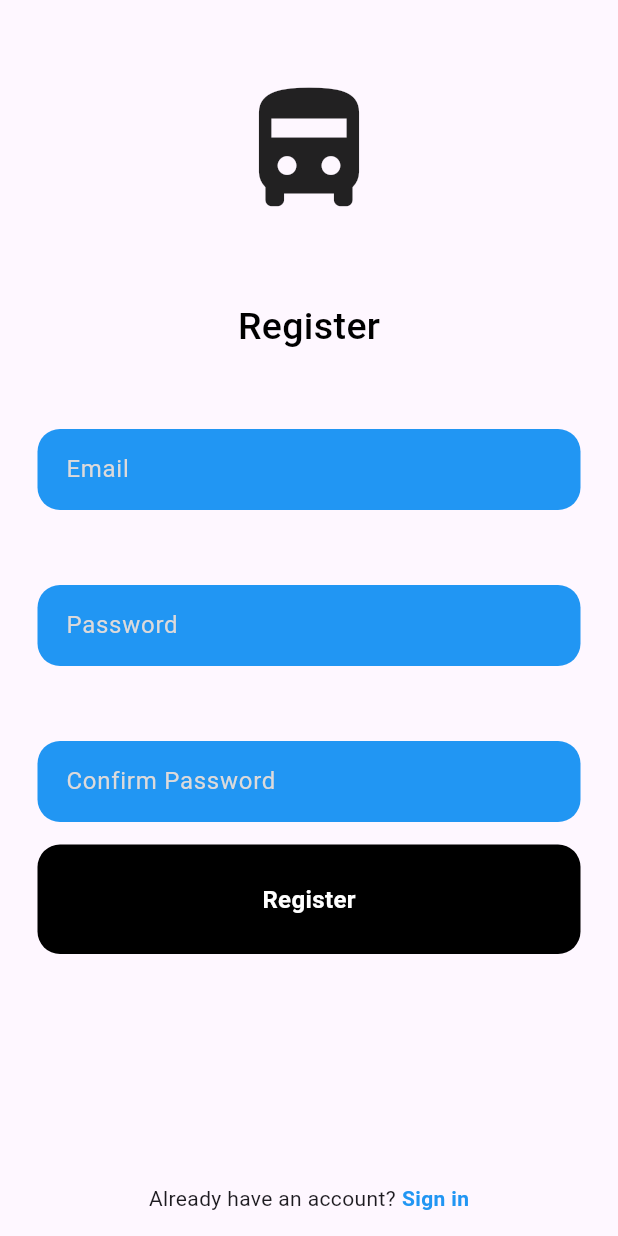
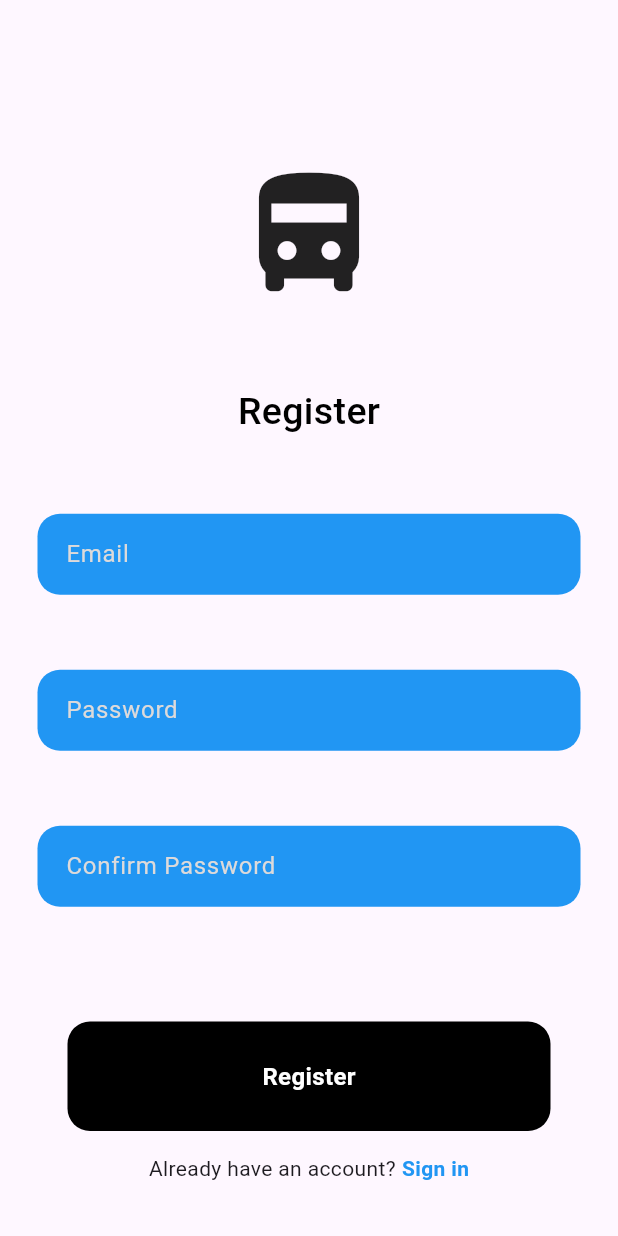
Before and after one commit to HXong/Bussin-Buses, a Flutter app: the screen it shows after launch, after a tap on "Register now", on a phone screen of 412 x 824 dp. Run offline on Flutter 3.47's test engine with Material 3 defaults, Android fonts, the phone set to English and light mode, and no system bars; our stand-ins replace supabase_flutter; accounts and stored records are empty; network calls fail.

Commit message:
Fix bottom overflow issue

```diff
--- a/frontend/lib/pages/login_page.dart
+++ b/frontend/lib/pages/login_page.dart
@@ -38,7 +38,7 @@ class _LoginPageState extends State<LoginPage> {
   Widget build(BuildContext context) {
     return Scaffold(
       body: SafeArea(
-        child: Center(
+        child: SingleChildScrollView(
           child: Column(
             mainAxisAlignment: MainAxisAlignment.center,
             mainAxisSize: MainAxisSize.min,
@@ -99,8 +99,17 @@ class _LoginPageState extends State<LoginPage> {
                 ),
               ),
 
-              const Spacer(),
+              // const Spacer(),
 
+            ],
+          ),
+        ),
+      ),
+      bottomNavigationBar: Padding(
+        padding: const EdgeInsets.all(20.0),
+        child: Column(
+          mainAxisSize: MainAxisSize.min,
+          children: [
               // sign in button
               ButtonComponent(
                 buttonText: "Login",
@@ -132,12 +141,8 @@ class _LoginPageState extends State<LoginPage> {
                   ],
                 ),
               ),
-
-
-            ],
-          ),
+          ],),
         ),
-      ),
     );
   }
 }
--- a/frontend/lib/pages/register_page.dart
+++ b/frontend/lib/pages/register_page.dart
@@ -11,7 +11,6 @@ class RegisterPage extends StatefulWidget {
 }
 
 class _RegisterPageState extends State<RegisterPage> {
-
   final authService = AuthService();
 
   final emailController = TextEditingController();
@@ -25,17 +24,27 @@ class _RegisterPageState extends State<RegisterPage> {
 
     // Checking for same password
     if (password != confirmPassword) {
-      ScaffoldMessenger.of(context).showSnackBar(SnackBar(content: Text("Password don't match"),));
+      ScaffoldMessenger.of(
+        context,
+      ).showSnackBar(SnackBar(content: Text("Password don't match")));
       return;
     }
 
     try {
       // SignUp Functino from auth_service
       await authService.signUp(email, password);
-      ScaffoldMessenger.of(context).showSnackBar(SnackBar(content: Text("Successfully Register!\n A confirmation email has been send to you!"),));
+      ScaffoldMessenger.of(context).showSnackBar(
+        SnackBar(
+          content: Text(
+            "Successfully Register!\n A confirmation email has been send to you!",
+          ),
+        ),
+      );
     } catch (e) {
       if (mounted) {
-        ScaffoldMessenger.of(context).showSnackBar(SnackBar(content: Text("Error: $e"),));
+        ScaffoldMessenger.of(
+          context,
+        ).showSnackBar(SnackBar(content: Text("Error: $e")));
       }
     }
   }
@@ -62,7 +71,7 @@ class _RegisterPageState extends State<RegisterPage> {
                 style: TextStyle(
                   color: Colors.black,
                   fontSize: 25,
-                        fontWeight: FontWeight.w500
+                  fontWeight: FontWeight.w500,
                 ),
               ),
 
@@ -92,8 +101,16 @@ class _RegisterPageState extends State<RegisterPage> {
                 obscureText: true,
               ),
 
-                  const SizedBox(height: 15),
-
+              // const Spacer(),
+            ],
+          ),
+        ),
+      ),
+      bottomNavigationBar: Padding(
+        padding: const EdgeInsets.all(20.0),
+        child: Column(
+          mainAxisSize: MainAxisSize.min,
+          children: [
             // register button
             ButtonComponent(
               buttonText: "Register",
@@ -102,35 +119,31 @@ class _RegisterPageState extends State<RegisterPage> {
               },
             ),
 
-                  const Expanded(child: SizedBox()),
-
             // not a member? button
-
             Padding(
               padding: const EdgeInsets.all(15.0),
               child: Row(
                 mainAxisAlignment: MainAxisAlignment.center,
                 children: [
                   const Text("Already have an account?"),
-                        const SizedBox(width: 4,),
+                  const SizedBox(width: 4),
                   GestureDetector(
-                            onTap: (){
+                    onTap: () {
                       Navigator.pushNamed(context, "/login");
                     },
                     child: const Text(
                       "Sign in",
                       style: TextStyle(
                         color: Colors.blue,
-                                  fontWeight: FontWeight.bold
+                        fontWeight: FontWeight.bold,
                       ),
-                            )
+                    ),
                   ),
                 ],
               ),
-                  )
-                ]
             ),
-          )
+          ],
+        ),
       ),
     );
   }
```
Also changed, not shown: frontend/lib/pages/forgetPassword_page.dart (+19 -15 lines), frontend/lib/pages/home_page.dart (+26 -0 lines). Lines whose indentation alone changed are shown as unchanged.
